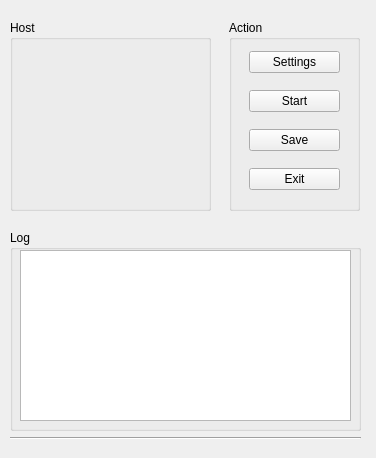
The window that cot-target/MainWindow.ui (toyoh3232/appsuite) describes before a commit, drawn with Qt 5.
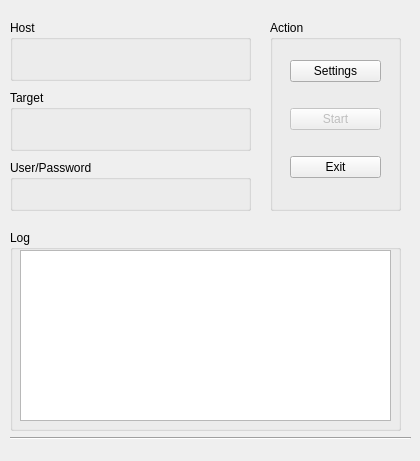
The same window after the commit.

The edit to the form file:
```diff
--- a/cot-target/MainWindow.ui
+++ b/cot-target/MainWindow.ui
@@ -6,10 +6,22 @@
    <rect>
     <x>0</x>
     <y>0</y>
-    <width>376</width>
-    <height>458</height>
+    <width>420</width>
+    <height>461</height>
    </rect>
   </property>
+  <property name="minimumSize">
+   <size>
+    <width>420</width>
+    <height>461</height>
+   </size>
+  </property>
+  <property name="maximumSize">
+   <size>
+    <width>420</width>
+    <height>461</height>
+   </size>
+  </property>
   <property name="windowTitle">
    <string>On/Off Test Target Tool</string>
   </property>
@@ -19,8 +31,8 @@
      <rect>
       <x>10</x>
       <y>20</y>
-      <width>201</width>
-      <height>191</height>
+      <width>241</width>
+      <height>61</height>
      </rect>
     </property>
     <property name="title">
@@ -30,7 +42,7 @@
    <widget class="QGroupBox" name="groupBox_at">
     <property name="geometry">
      <rect>
-      <x>229</x>
+      <x>270</x>
       <y>20</y>
       <width>131</width>
       <height>191</height>
@@ -57,19 +69,15 @@
        </widget>
       </item>
       <item>
-       <widget class="QPushButton" name="pushButton_3">
+       <widget class="QPushButton" name="pushButton_start">
+        <property name="enabled">
+         <bool>false</bool>
+        </property>
         <property name="text">
          <string>Start</string>
         </property>
        </widget>
       </item>
-      <item>
-       <widget class="QPushButton" name="pushButton">
-        <property name="text">
-         <string>Save</string>
-        </property>
-       </widget>
-      </item>
       <item>
        <widget class="QPushButton" name="pushButton_exit">
         <property name="text">
@@ -85,7 +93,7 @@
      <rect>
       <x>10</x>
       <y>230</y>
-      <width>351</width>
+      <width>391</width>
       <height>201</height>
      </rect>
     </property>
@@ -97,7 +105,7 @@
       <rect>
        <x>10</x>
        <y>20</y>
-       <width>331</width>
+       <width>371</width>
        <height>171</height>
       </rect>
      </property>
@@ -108,7 +116,7 @@
      <rect>
       <x>10</x>
       <y>430</y>
-      <width>351</width>
+      <width>401</width>
       <height>16</height>
      </rect>
     </property>
@@ -116,6 +124,32 @@
      <enum>Qt::Horizontal</enum>
     </property>
    </widget>
+   <widget class="QGroupBox" name="groupBox_2">
+    <property name="geometry">
+     <rect>
+      <x>10</x>
+      <y>160</y>
+      <width>241</width>
+      <height>51</height>
+     </rect>
+    </property>
+    <property name="title">
+     <string>User/Password</string>
+    </property>
+   </widget>
+   <widget class="QGroupBox" name="groupBox_4">
+    <property name="geometry">
+     <rect>
+      <x>10</x>
+      <y>90</y>
+      <width>241</width>
+      <height>61</height>
+     </rect>
+    </property>
+    <property name="title">
+     <string>Target</string>
+    </property>
+   </widget>
   </widget>
  </widget>
  <resources/>
```
Left out of the diff: 2 changed lines with no effect on the pictures.
